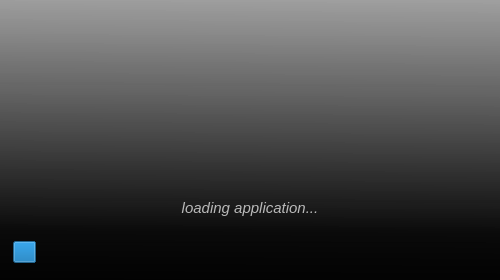
Qt form vibra/interface/data/ui_files/project/splash.ui (MOPT-UFSC/VIBRA) before a commit.
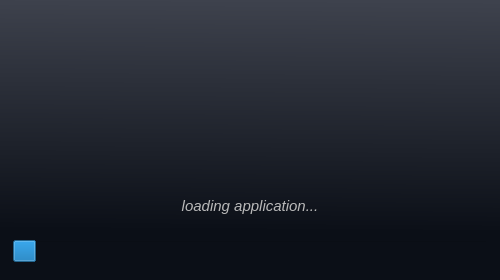
The same form after that commit. Icons and pictures are not drawn.

Commit message: Update splash screen colors to match the renderer

Diff of the .ui file:
```diff
--- a/vibra/interface/data/ui_files/project/splash.ui
+++ b/vibra/interface/data/ui_files/project/splash.ui
@@ -30,7 +30,7 @@
     <normaloff>:/icons/logo_vibra.png</normaloff>:/icons/logo_vibra.png</iconset>
   </property>
   <property name="styleSheet">
-   <string notr="true">background-color: qlineargradient(spread:pad, x1:0.506, y1:0, x2:0.494318, y2:1, stop:0 rgba(155, 155, 155, 207), stop:0.823864 rgba(0, 0, 0, 203), stop:1 rgba(0, 0, 0, 230));</string>
+   <string notr="true">background-color: qlineargradient(spread:pad, x1:0.506, y1:0, x2:0.494318, y2:1, stop:0 #3e424d, stop:0.823864 #0b0f17, stop:1 #0b0f17);</string>
   </property>
   <layout class="QGridLayout" name="gridLayout">
    <property name="leftMargin">
@@ -49,32 +49,6 @@
     <number>4</number>
    </property>
    <item row="2" column="1">
-    <widget class="QLabel" name="label_loading">
-     <property name="maximumSize">
-      <size>
-       <width>16777215</width>
-       <height>32</height>
-      </size>
-     </property>
-     <property name="font">
-      <font>
-       <pointsize>11</pointsize>
-       <weight>50</weight>
-       <bold>false</bold>
-      </font>
-     </property>
-     <property name="styleSheet">
-      <string notr="true">background-color: rgba(0,0,0,0);</string>
-     </property>
-     <property name="text">
-      <string>&lt;html&gt;&lt;head/&gt;&lt;body&gt;&lt;p&gt;&lt;span style=&quot; font-style:italic; color:#b9b9b9;&quot;&gt;loading application...&lt;/span&gt;&lt;/p&gt;&lt;/body&gt;&lt;/html&gt;</string>
-     </property>
-     <property name="alignment">
-      <set>Qt::AlignCenter</set>
-     </property>
-    </widget>
-   </item>
-   <item row="3" column="1">
     <widget class="QFrame" name="frame">
      <property name="maximumSize">
       <size>
@@ -108,26 +82,32 @@
      </layout>
     </widget>
    </item>
-   <item row="0" column="1">
-    <widget class="QFrame" name="frame_2">
-     <property name="maximumSize">
-      <size>
-       <width>16777215</width>
-       <height>20</height>
-      </size>
-     </property>
-     <property name="styleSheet">
-      <string notr="true">background-color: rgba(255, 255, 255, 0);</string>
-     </property>
-     <property name="frameShape">
-      <enum>QFrame::NoFrame</enum>
-     </property>
-     <property name="frameShadow">
-      <enum>QFrame::Raised</enum>
-     </property>
-    </widget>
-   </item>
    <item row="1" column="1">
+    <widget class="QLabel" name="label_loading">
+     <property name="maximumSize">
+      <size>
+       <width>16777215</width>
+       <height>32</height>
+      </size>
+     </property>
+     <property name="font">
+      <font>
+       <pointsize>11</pointsize>
+       <bold>false</bold>
+      </font>
+     </property>
+     <property name="styleSheet">
+      <string notr="true">background-color: rgba(0,0,0,0);</string>
+     </property>
+     <property name="text">
+      <string>&lt;html&gt;&lt;head/&gt;&lt;body&gt;&lt;p&gt;&lt;span style=&quot; font-style:italic; color:#b9b9b9;&quot;&gt;loading application...&lt;/span&gt;&lt;/p&gt;&lt;/body&gt;&lt;/html&gt;</string>
+     </property>
+     <property name="alignment">
+      <set>Qt::AlignmentFlag::AlignCenter</set>
+     </property>
+    </widget>
+   </item>
+   <item row="0" column="1">
     <widget class="QFrame" name="frame_main">
      <property name="maximumSize">
       <size>
@@ -157,7 +137,6 @@
          <font>
           <family>Bauhaus 93</family>
           <pointsize>27</pointsize>
-          <weight>50</weight>
           <bold>false</bold>
           <kerning>false</kerning>
          </font>
```
Left out of the diff: 10 changed lines with no effect on the pictures. The commit also changes 2 other files.
